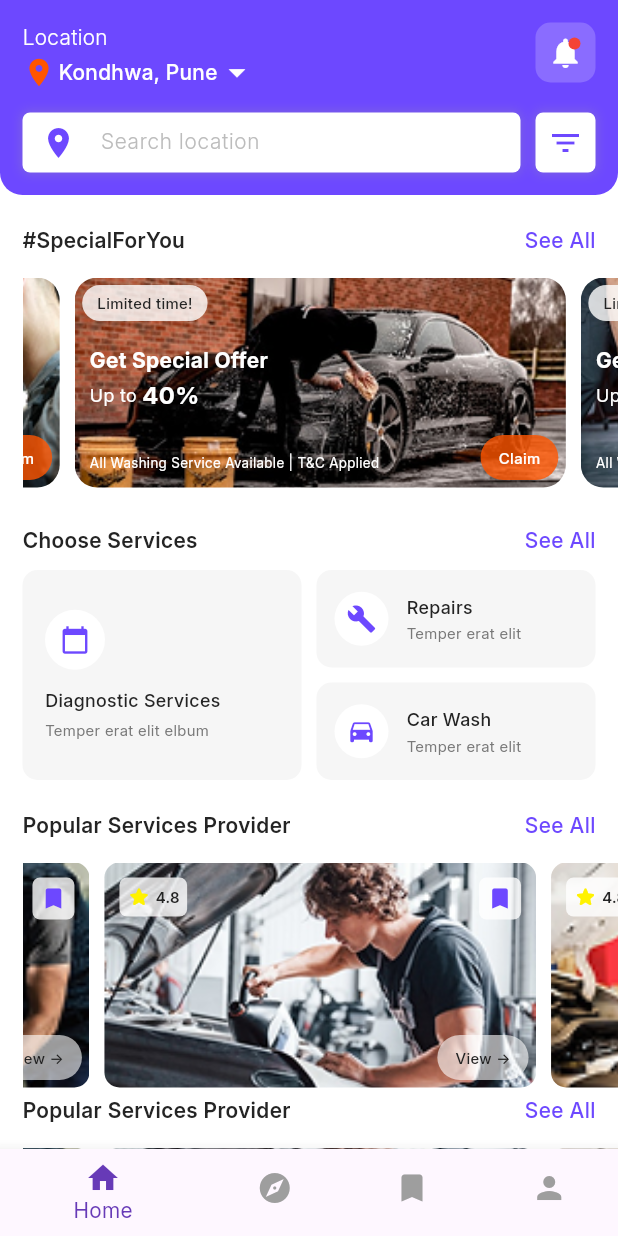
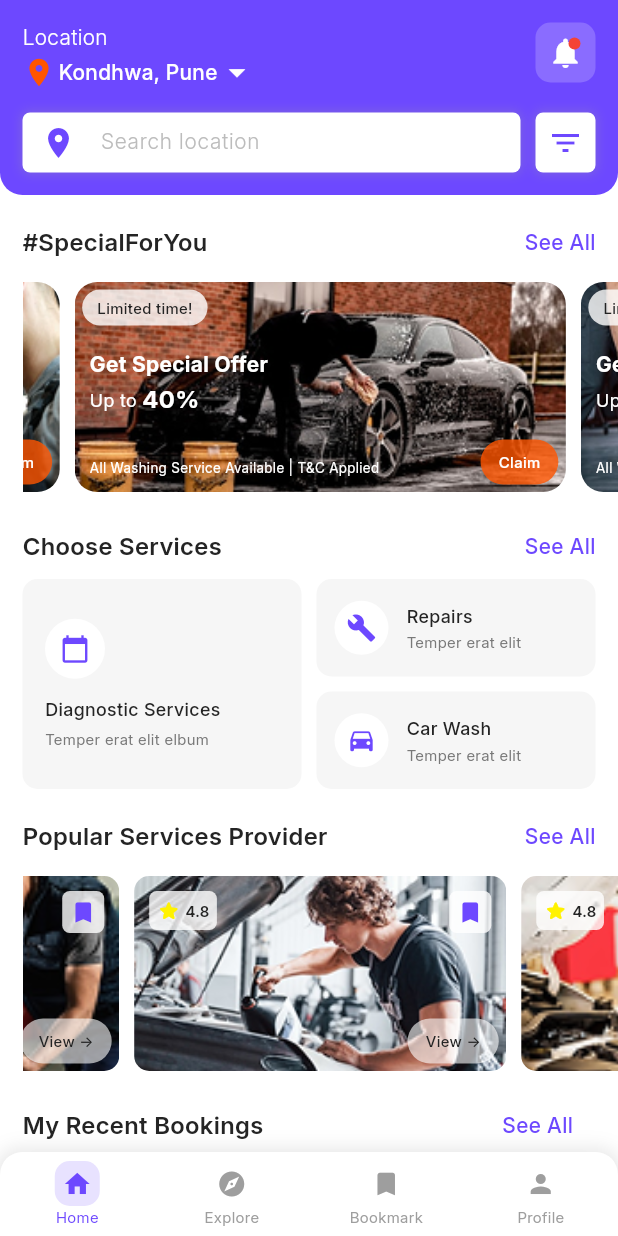
Before and after one commit to Saif-Ustad/RideCare, a Flutter app: the screen it shows after launch, on a phone screen of 412 x 824 dp. Run offline on Flutter 3.47's test engine with Material 3 defaults, Android fonts, the phone set to English and light mode, and no system bars; drawn by our look-alikes of carousel_slider; our stand-ins replace cloud_firestore, equatable, firebase_auth, firebase_core, flutter_bloc, flutter_svg and 4 more; accounts and stored records are empty.

Commit message:
Home - Home page done

```diff
--- a/lib/common/widgets/bottomNavigationBar/bottomNavigationBar.dart
+++ b/lib/common/widgets/bottomNavigationBar/bottomNavigationBar.dart
@@ -1,24 +1,89 @@
 import 'package:flutter/material.dart';
+import '../../../core/configs/theme/app_colors.dart';
 
-class BottomNavigationBarSection extends StatelessWidget {
+class BottomNavigationBarSection extends StatefulWidget {
   const BottomNavigationBarSection({super.key});
 
   @override
-  Widget build(BuildContext context) {
-    return _buildBottomNavigationBar();
+  _BottomNavigationBarSectionState createState() =>
+      _BottomNavigationBarSectionState();
+}
+
+class _BottomNavigationBarSectionState
+    extends State<BottomNavigationBarSection> {
+  int _selectedIndex = 0;
+
+  final List<IconData> _icons = [
+    Icons.home,
+    Icons.explore,
+    Icons.bookmark,
+    Icons.person,
+  ];
+
+  final List<String> _labels = ["Home", "Explore", "Bookmark", "Profile"];
+
+  void _onItemTapped(int index) {
+    setState(() => _selectedIndex = index);
   }
 
-  Widget _buildBottomNavigationBar() {
-    return BottomNavigationBar(
-      currentIndex: 0,
-      selectedItemColor: Colors.deepPurple,
-      unselectedItemColor: Colors.grey,
-      items: [
-        BottomNavigationBarItem(icon: Icon(Icons.home), label: "Home"),
-        BottomNavigationBarItem(icon: Icon(Icons.explore), label: "Explore"),
-        BottomNavigationBarItem(icon: Icon(Icons.bookmark), label: "Bookmark"),
-        BottomNavigationBarItem(icon: Icon(Icons.person), label: "Profile"),
-      ],
+  @override
+  Widget build(BuildContext context) {
+    return Theme(
+      data: Theme.of(context).copyWith(
+        splashColor: Colors.transparent, // Removes splash effect
+        highlightColor: Colors.transparent, // Removes touch highlight
+        hoverColor: Colors.transparent, // Prevents hover effect
+      ),
+      child: Container(
+        decoration: BoxDecoration(
+          color: Colors.white,
+          borderRadius: BorderRadius.vertical(top: Radius.circular(15)),
+          boxShadow: [
+            BoxShadow(
+              color: Colors.black.withOpacity(0.1),
+              blurRadius: 10,
+              spreadRadius: 2,
+            ),
+          ],
+        ),
+        child: ClipRRect(
+          borderRadius: BorderRadius.vertical(top: Radius.circular(15)),
+          child: BottomNavigationBar(
+            currentIndex: _selectedIndex,
+            onTap: _onItemTapped,
+            selectedItemColor: AppColors.primary,
+            unselectedItemColor: Colors.grey,
+            showUnselectedLabels: true,
+            type: BottomNavigationBarType.fixed,
+            backgroundColor: Colors.white,
+            selectedLabelStyle: TextStyle(fontSize: 10),
+            unselectedLabelStyle: TextStyle(fontSize: 10),
+            elevation: 10,
+            items: List.generate(
+              _icons.length,
+                  (index) => BottomNavigationBarItem(
+                icon: _buildIcon(index),
+                label: _labels[index],
+              ),
+            ),
+          ),
+        ),
+      ),
+    );
+  }
+
+  Widget _buildIcon(int index) {
+    bool isSelected = index == _selectedIndex;
+    return Container(
+      padding: EdgeInsets.all(5),
+      decoration: BoxDecoration(
+        color:
+        isSelected
+            ? Color(0xFF8A6CFF).withOpacity(0.2)
+            : Colors.transparent,
+        borderRadius: BorderRadius.circular(10),
+      ),
+      child: Icon(_icons[index], size: 20,),
     );
   }
 }
--- a/lib/presentation/home/pages/home.dart
+++ b/lib/presentation/home/pages/home.dart
@@ -1,13 +1,45 @@
 import 'package:flutter/material.dart';
+import 'package:flutter/rendering.dart';
 import 'package:ridecare/common/widgets/bottomNavigationBar/bottomNavigationBar.dart';
 import 'package:ridecare/core/configs/theme/app_colors.dart';
 import 'package:ridecare/presentation/home/widgets/HomeAppBar.dart';
 import 'package:ridecare/presentation/home/widgets/chooseServices.dart';
 import 'package:ridecare/presentation/home/widgets/popularServiceProvider.dart';
 import 'package:ridecare/presentation/home/widgets/specialOfferCarousel.dart';
+import '../widgets/exclusiveMembership.dart';
+import '../widgets/recentBookings.dart';
+import '../widgets/refer&Earn.dart';
+import '../widgets/topReviewsAndRatings.dart';
 
-class HomePage extends StatelessWidget {
+class HomePage extends StatefulWidget {
   const HomePage({super.key});
+
+  @override
+  State<HomePage> createState() => _HomePageState();
+}
+
+class _HomePageState extends State<HomePage> {
+  final ScrollController _scrollController = ScrollController();
+  bool _isNavBarVisible = true;
+
+  @override
+  void initState() {
+    super.initState();
+
+    _scrollController.addListener(() {
+      if (_scrollController.position.userScrollDirection ==
+          ScrollDirection.reverse) {
+        if (_isNavBarVisible) {
+          setState(() => _isNavBarVisible = false);
+        }
+      } else if (_scrollController.position.userScrollDirection ==
+          ScrollDirection.forward) {
+        if (!_isNavBarVisible) {
+          setState(() => _isNavBarVisible = true);
+        }
+      }
+    });
+  }
 
   @override
   Widget build(BuildContext context) {
@@ -17,9 +49,9 @@ class HomePage extends StatelessWidget {
         child: Scaffold(
           backgroundColor: Colors.white,
           body: CustomScrollView(
+            controller: _scrollController,
             slivers: [
               HomeAppBar(),
-
               SliverToBoxAdapter(
                 child: Padding(
                   padding: const EdgeInsets.only(top: 20, left: 15, bottom: 20),
@@ -31,14 +63,35 @@ class HomePage extends StatelessWidget {
                       ChooseServicesSection(),
                       SizedBox(height: 20),
                       PopularServiceProviderSection(),
-                      PopularServiceProviderSection(),
+                      SizedBox(height: 20),
+                      RecentBookingsSection(),
+                      SizedBox(height: 20),
+                      MembershipBenefitsSection(),
+                      SizedBox(height: 20),
+                      ReferAndEarnSection(),
+                      SizedBox(height: 20),
+                      TopReviewsSection(),
                     ],
                   ),
                 ),
               ),
             ],
           ),
-          bottomNavigationBar: BottomNavigationBarSection(),
+
+          // Animate BottomNavigationBar height smoothly
+          bottomNavigationBar: AnimatedContainer(
+            duration: Duration(milliseconds: 300),
+            height: _isNavBarVisible ? kBottomNavigationBarHeight : 0,
+            // Animate height
+            child: Wrap(
+              children: [
+                Opacity(
+                  opacity: _isNavBarVisible ? 1.0 : 0.0, // Fade effect
+                  child: BottomNavigationBarSection(),
+                ),
+              ],
+            ),
+          ),
         ),
       ),
     );
--- a/lib/presentation/home/widgets/chooseServices.dart
+++ b/lib/presentation/home/widgets/chooseServices.dart
@@ -61,7 +61,7 @@ class ChooseServicesSection extends StatelessWidget {
         Text(
           title,
           style: TextStyle(
-            fontSize: 14,
+            fontSize: 16,
             fontWeight: FontWeight.w600,
             color: AppColors.black,
           ),
--- a/lib/presentation/home/widgets/popularServiceProvider.dart
+++ b/lib/presentation/home/widgets/popularServiceProvider.dart
@@ -21,10 +21,10 @@ class PopularServiceProviderSection extends StatelessWidget {
         SizedBox(height: 10),
         CarouselSlider(
           options: CarouselOptions(
-            height: 160,
+            height: 140,
             autoPlay: false,
             enlargeCenterPage: false,
-            viewportFraction: 0.75,
+            viewportFraction: 0.65,
             enableInfiniteScroll: true,
           ),
           items:
@@ -131,7 +131,7 @@ class PopularServiceProviderSection extends StatelessWidget {
           Text(
             title,
             style: TextStyle(
-              fontSize: 14,
+              fontSize: 16,
               fontWeight: FontWeight.w600,
               color: AppColors.black,
             ),
--- /dev/null
+++ b/lib/presentation/home/widgets/recentBookings.dart
@@ -0,0 +1,112 @@
+import 'package:flutter/material.dart';
+
+import '../../../core/configs/theme/app_colors.dart';
+
+class RecentBookingsSection extends StatelessWidget {
+  final List<Map<String, String>> bookings = [
+    {"service": "Car Repair", "date": "2 days ago"},
+    {"service": "Bike Service", "date": "1 week ago"},
+    {"service": "Emergency Fix", "date": "1 month ago"},
+  ];
+
+  RecentBookingsSection({super.key});
+
+  @override
+  Widget build(BuildContext context) {
+    return Padding(
+      padding: const EdgeInsets.only(right: 15),
+      child: Column(
+        crossAxisAlignment: CrossAxisAlignment.start,
+        children: [
+          _buildSectionHeader("My Recent Bookings"),
+          SizedBox(height: 15),
+          ListView.builder(
+            shrinkWrap: true,
+            physics: NeverScrollableScrollPhysics(),
+            itemCount: bookings.length,
+            itemBuilder: (context, index) {
+              final booking = bookings[index];
+              return Container(
+                margin: EdgeInsets.only(bottom: 12),
+                decoration: BoxDecoration(
+                  color: Colors.white,
+                  borderRadius: BorderRadius.circular(15),
+                  boxShadow: [
+                    BoxShadow(
+                      color: Colors.black.withOpacity(0.1),
+                      blurRadius: 8,
+                      spreadRadius: 2,
+                      offset: Offset(0, 4),
+                    ),
+                  ],
+                ),
+                child: ListTile(
+                  contentPadding: EdgeInsets.symmetric(horizontal: 12, vertical: 3),
+                  leading: CircleAvatar(
+                    backgroundColor: AppColors.primary.withOpacity(0.1),
+                    child: Icon(Icons.history, color: AppColors.primary),
+                  ),
+                  title: Text(
+                    booking["service"]!,
+                    style: TextStyle(fontSize: 14, fontWeight: FontWeight.w500),
+                  ),
+                  subtitle: Text(
+                    "Booked: ${booking["date"]}",
+                    style: TextStyle(color: AppColors.darkGrey, fontSize: 12),
+                  ),
+                  trailing: InkWell(
+                    onTap: () {
+                      // Handle Re-book action
+                    },
+                    child: Container(
+                      padding: EdgeInsets.symmetric(horizontal: 12, vertical: 6),
+                      decoration: BoxDecoration(
+                        gradient: LinearGradient(
+                          colors: [Colors.deepPurple, Colors.purpleAccent],
+                        ),
+                        borderRadius: BorderRadius.circular(20),
+                      ),
+                      child: Text(
+                        "Re-book",
+                        style: TextStyle(color: Colors.white, fontWeight: FontWeight.w600),
+                      ),
+                    ),
+                  ),
+                ),
+              );
+            },
+          ),
+        ],
+      ),
+    );
+  }
+
+
+  Widget _buildSectionHeader(String title) {
+    return Padding(
+      padding: const EdgeInsets.only(right: 15),
+      child: Row(
+        mainAxisAlignment: MainAxisAlignment.spaceBetween,
+        children: [
+          Text(
+            title,
+            style: TextStyle(
+              fontSize: 16,
+              fontWeight: FontWeight.w600,
+              color: AppColors.black,
+            ),
+          ),
+          Text(
+            "See All",
+            style: TextStyle(
+              fontSize: 14,
+              fontWeight: FontWeight.w500,
+              color: AppColors.primary,
+            ),
+          ),
+        ],
+      ),
+    );
+  }
+
+}
--- a/lib/presentation/home/widgets/specialOfferCarousel.dart
+++ b/lib/presentation/home/widgets/specialOfferCarousel.dart
@@ -153,7 +153,7 @@ class SpecialOfferSection extends StatelessWidget {
           Text(
             title,
             style: TextStyle(
-              fontSize: 14,
+              fontSize: 16,
               fontWeight: FontWeight.w600,
               color: AppColors.black,
             ),
```
Also changed, not shown: lib/presentation/home/widgets/exclusiveMembership.dart (added, +48 -0 lines), lib/presentation/home/widgets/refer&Earn.dart (added, +103 -0 lines), lib/presentation/home/widgets/topReviewsAndRatings.dart (added, +132 -0 lines).
